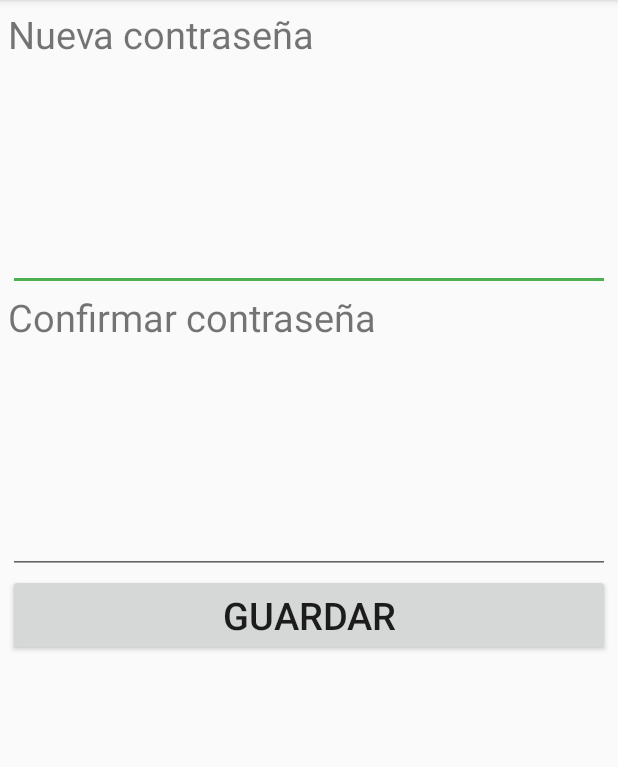
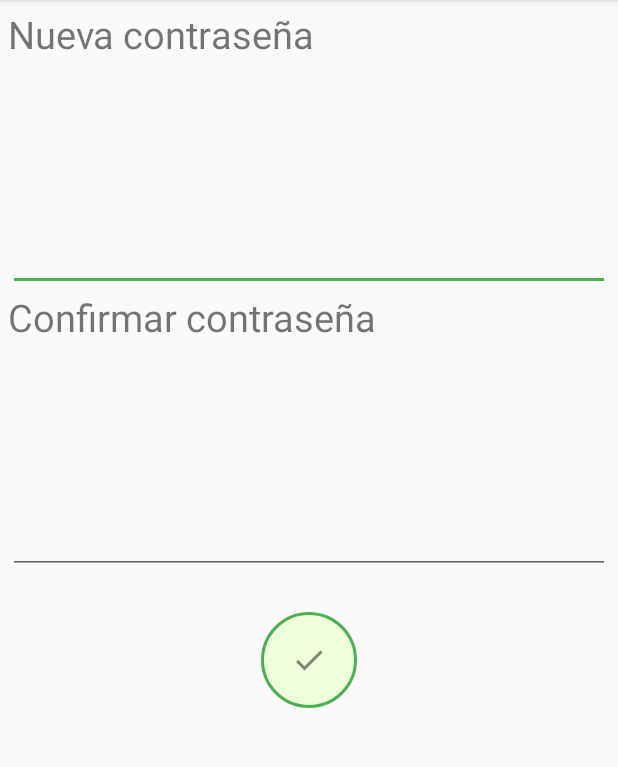
Before and after one commit to darthleonard/PlayBlocker, an Android app: the screen it shows after launch (SettingsActivity), on a phone screen of 412 x 824 dp, the part 84-851 px from its top. Run offline under Robolectric (Android 15) with nearby library versions, the phone set to English and light mode, and no system bars; 2 statements that could not run were skipped.

Commit message:
Button and text color changed

```diff
--- a/app/src/main/res/layout/activity_settings.xml
+++ b/app/src/main/res/layout/activity_settings.xml
@@ -17,6 +17,7 @@
         android:id="@+id/etPasswordNew"
         android:layout_width="match_parent"
         android:layout_height="wrap_content"
+        android:textColor="@color/colorAccent"
         android:gravity="center"
         android:textSize="100sp"
         android:ems="10"
@@ -33,17 +34,20 @@
         android:id="@+id/etPasswordConfirm"
         android:layout_width="match_parent"
         android:layout_height="wrap_content"
+        android:textColor="@color/colorAccent"
         android:gravity="center"
         android:textSize="100sp"
         android:ems="10"
         android:inputType="numberPassword" />
 
-    <Button
+    <TextView
         android:id="@+id/btnPasswordUpdate"
-        android:layout_width="match_parent"
+        android:layout_gravity="center"
+        android:layout_marginTop="25sp"
+        android:layout_width="wrap_content"
         android:layout_height="wrap_content"
-        android:textSize="25sp"
-        android:text="@string/save" />
+        android:background="@drawable/button_done"
+        android:onClick="onDoneClick"/>
 
     <TextView
         android:id="@+id/tvPasswordMessage"
--- a/build.gradle
+++ b/build.gradle
@@ -7,7 +7,7 @@ buildscript {
 
     }
     dependencies {
-        classpath 'com.android.tools.build:gradle:3.6.1'
+        classpath 'com.android.tools.build:gradle:4.1.1'
 
         // NOTE: Do not place your application dependencies here; they belong
         // in the individual module build.gradle files
```
